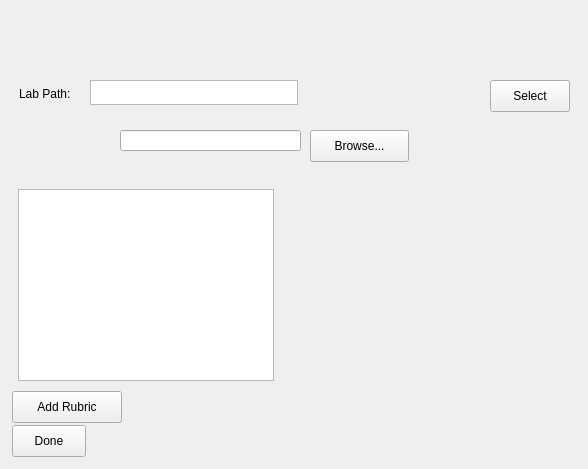
Old version of the form repo_project/addlabsGUI/addlabsgui.ui in the repository tokorealand/CS205.
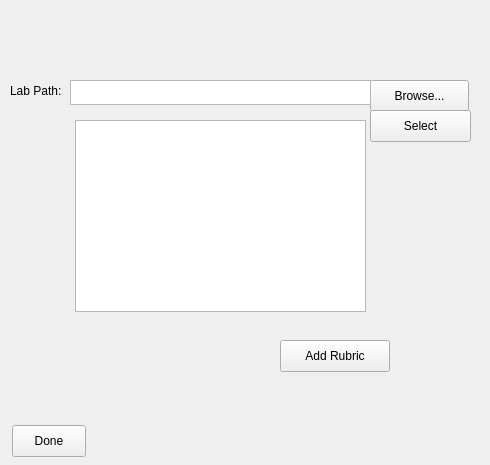
New version of the form.

```diff
--- a/repo_project/addlabsGUI/addlabsgui.ui
+++ b/repo_project/addlabsGUI/addlabsgui.ui
@@ -6,8 +6,8 @@
    <rect>
     <x>0</x>
     <y>0</y>
-    <width>588</width>
-    <height>469</height>
+    <width>490</width>
+    <height>465</height>
    </rect>
   </property>
   <property name="windowTitle">
@@ -16,8 +16,8 @@
   <widget class="QPushButton" name="addRubricButton">
    <property name="geometry">
     <rect>
-     <x>12</x>
-     <y>391</y>
+     <x>280</x>
+     <y>340</y>
      <width>110</width>
      <height>32</height>
     </rect>
@@ -29,9 +29,9 @@
   <widget class="QTextEdit" name="displayLabs">
    <property name="geometry">
     <rect>
-     <x>18</x>
-     <y>189</y>
-     <width>256</width>
+     <x>75</x>
+     <y>120</y>
+     <width>291</width>
      <height>192</height>
     </rect>
    </property>
@@ -58,8 +58,8 @@
   <widget class="QPushButton" name="browseButton">
    <property name="geometry">
     <rect>
-     <x>310</x>
-     <y>130</y>
+     <x>370</x>
+     <y>80</y>
      <width>99</width>
      <height>32</height>
     </rect>
@@ -71,9 +71,9 @@
   <widget class="QTextEdit" name="labPathText">
    <property name="geometry">
     <rect>
-     <x>90</x>
+     <x>70</x>
      <y>80</y>
-     <width>208</width>
+     <width>301</width>
      <height>25</height>
     </rect>
    </property>
@@ -87,9 +87,9 @@
   <widget class="QPushButton" name="selectButton">
    <property name="geometry">
     <rect>
-     <x>490</x>
-     <y>80</y>
-     <width>80</width>
+     <x>370</x>
+     <y>110</y>
+     <width>101</width>
      <height>32</height>
     </rect>
    </property>
@@ -106,10 +106,10 @@
   <widget class="QLabel" name="labPathLabel">
    <property name="geometry">
     <rect>
-     <x>19</x>
-     <y>86</y>
+     <x>10</x>
+     <y>80</y>
      <width>58</width>
-     <height>16</height>
+     <height>21</height>
     </rect>
    </property>
    <property name="sizePolicy">
@@ -122,16 +122,6 @@
     <string>Lab Path:</string>
    </property>
   </widget>
-  <widget class="QLineEdit" name="browsePath">
-   <property name="geometry">
-    <rect>
-     <x>120</x>
-     <y>130</y>
-     <width>181</width>
-     <height>21</height>
-    </rect>
-   </property>
-  </widget>
  </widget>
  <layoutdefault spacing="6" margin="11"/>
  <resources/>
```
